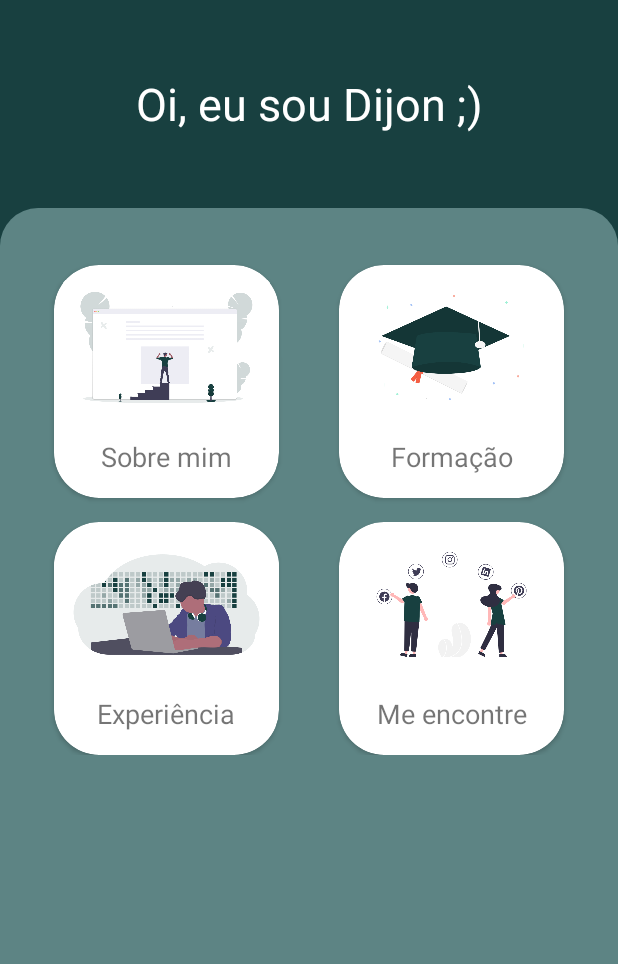
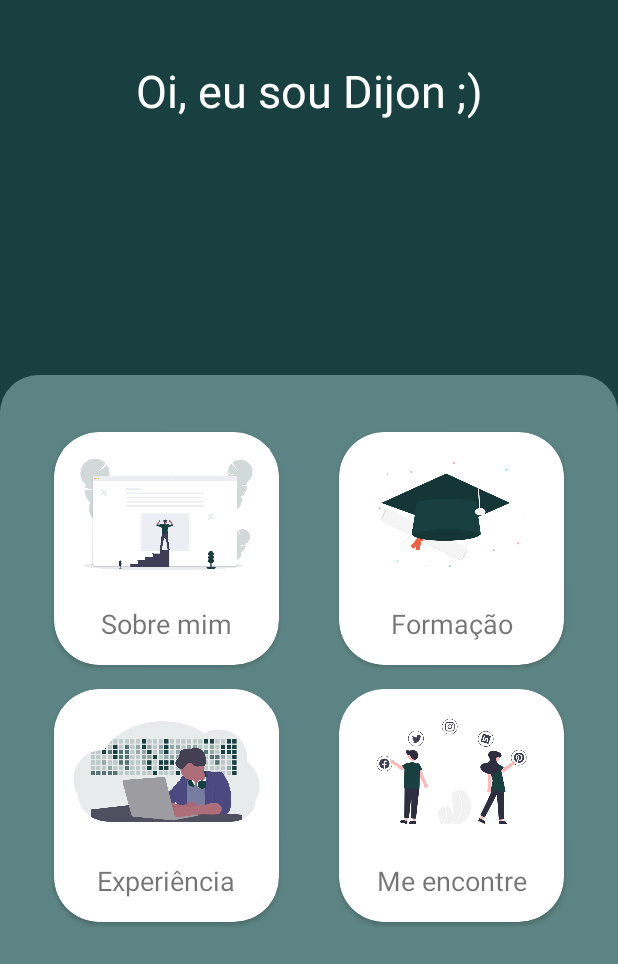
Before and after one commit to dijoncavalcante/about-me, an Android app: the screen it shows after launch (MainActivity), on a phone screen of 412 x 824 dp. Shown: the top 964 px of the screen. Run offline under Robolectric (Android 15) with nearby library versions, the phone set to English and light mode, and no system bars; Roboto replaces fonts that are not available here.

Commit message:
fix: All layouts updated using contraints layouts

```diff
--- a/app/src/main/res/layout/activity_degree.xml
+++ b/app/src/main/res/layout/activity_degree.xml
@@ -28,7 +28,6 @@
         app:layout_constraintEnd_toEndOf="parent"
         app:layout_constraintStart_toStartOf="parent"
         app:layout_constraintTop_toBottomOf="@id/layout_include" />
-    <!--    app:layout_constraintBottom_toTopOf="@id/viewPager2AboutMe"-->
 
     <LinearLayout
         android:id="@+id/linearLayoutDegree"
@@ -41,7 +40,6 @@
         app:layout_constraintEnd_toEndOf="parent"
         app:layout_constraintStart_toStartOf="parent"
         app:layout_constraintTop_toBottomOf="@+id/iv_degree">
-        <!-- essa margin possibilitou o detalhe bg branco fosse exibido       android:layout_marginTop="250dp"-->
 
         <TextView
             android:id="@+id/tv_yearDegre"
@@ -114,7 +112,5 @@
             android:padding="16dp"
             android:scaleType="fitCenter"
             android:src="@drawable/ic_degre2" />
-
     </LinearLayout>
-
 </androidx.constraintlayout.widget.ConstraintLayout>
--- a/app/src/main/res/layout/activity_main.xml
+++ b/app/src/main/res/layout/activity_main.xml
@@ -1,12 +1,7 @@
 <?xml version="1.0" encoding="utf-8"?>
-<ScrollView xmlns:android="http://schemas.android.com/apk/res/android"
+<androidx.constraintlayout.widget.ConstraintLayout xmlns:android="http://schemas.android.com/apk/res/android"
     xmlns:app="http://schemas.android.com/apk/res-auto"
     xmlns:tools="http://schemas.android.com/tools"
-    android:layout_width="match_parent"
-    android:layout_height="wrap_content"
-    android:background="@drawable/bg_home_radius_container_top">
-
-    <androidx.constraintlayout.widget.ConstraintLayout
     android:layout_width="match_parent"
     android:layout_height="match_parent"
     android:background="@color/app_primary_green_1"
@@ -24,30 +19,22 @@
         android:text="@string/home_welcome"
         android:textColor="@android:color/white"
         android:textSize="30sp"
-            app:layout_constraintBottom_toTopOf="@id/guidelineHome"
         app:layout_constraintEnd_toEndOf="parent"
         app:layout_constraintStart_toStartOf="parent"
         app:layout_constraintTop_toTopOf="parent"
         app:layout_scrollFlags="scroll|enterAlways" />
 
-        <androidx.constraintlayout.widget.Guideline
-            android:id="@+id/guidelineHome"
-            android:layout_width="wrap_content"
-            android:layout_height="wrap_content"
-            android:orientation="horizontal"
-            app:layout_constraintGuide_percent="0.26675788" />
-
     <androidx.constraintlayout.widget.ConstraintLayout
         android:id="@+id/constraintLayoutHome"
         android:layout_width="match_parent"
         android:layout_height="match_parent"
+        android:layout_marginTop="250dp"
         android:background="@drawable/bg_home_radius_container_top"
         android:orientation="vertical"
         android:padding="16dp"
         app:layout_constraintBottom_toBottomOf="parent"
         app:layout_constraintEnd_toEndOf="parent"
-            app:layout_constraintStart_toStartOf="parent"
-            app:layout_constraintTop_toBottomOf="@id/guidelineHome">
+        app:layout_constraintStart_toStartOf="parent">
 
         <include
             android:id="@+id/layout_root"
@@ -55,9 +42,5 @@
             app:layout_constraintEnd_toEndOf="parent"
             app:layout_constraintStart_toStartOf="parent"
             app:layout_constraintTop_toBottomOf="parent" />
-
-
     </androidx.constraintlayout.widget.ConstraintLayout>
-
 </androidx.constraintlayout.widget.ConstraintLayout>
-</ScrollView>
```
Also changed, not shown: app/src/main/res/layout/activity_about_me.xml (+3 -6 lines), app/src/main/res/layout/activity_experience.xml (+6 -25 lines). Lines whose indentation alone changed are shown as unchanged.
